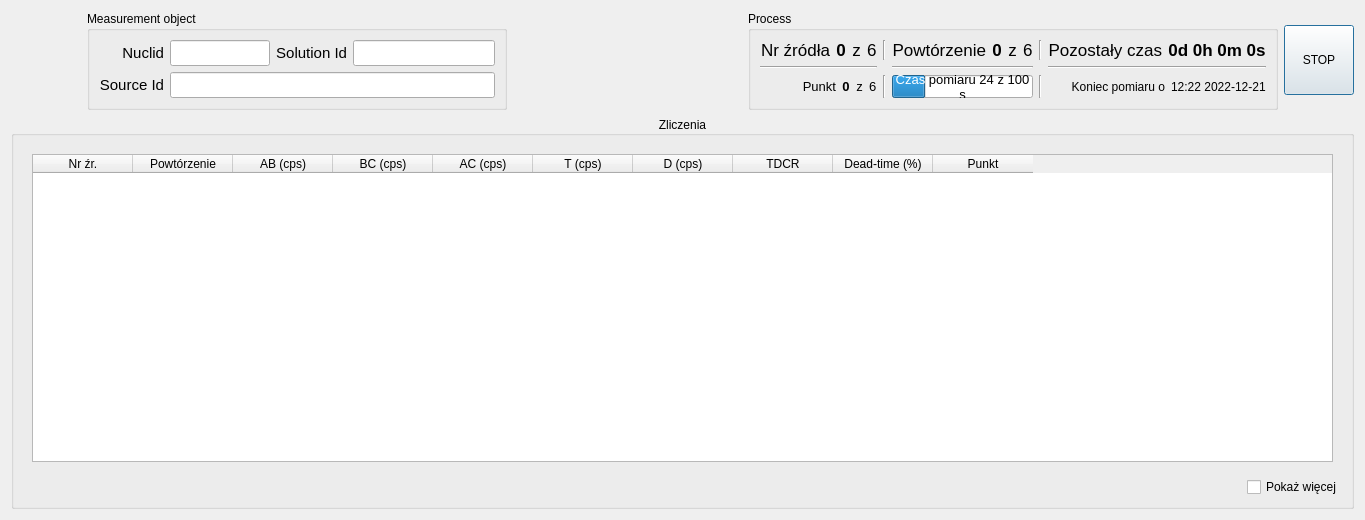
Above: TripleReg/dialogmeasurementprocess.ui from ziemastz/SL before the change. Below: the same form after it.
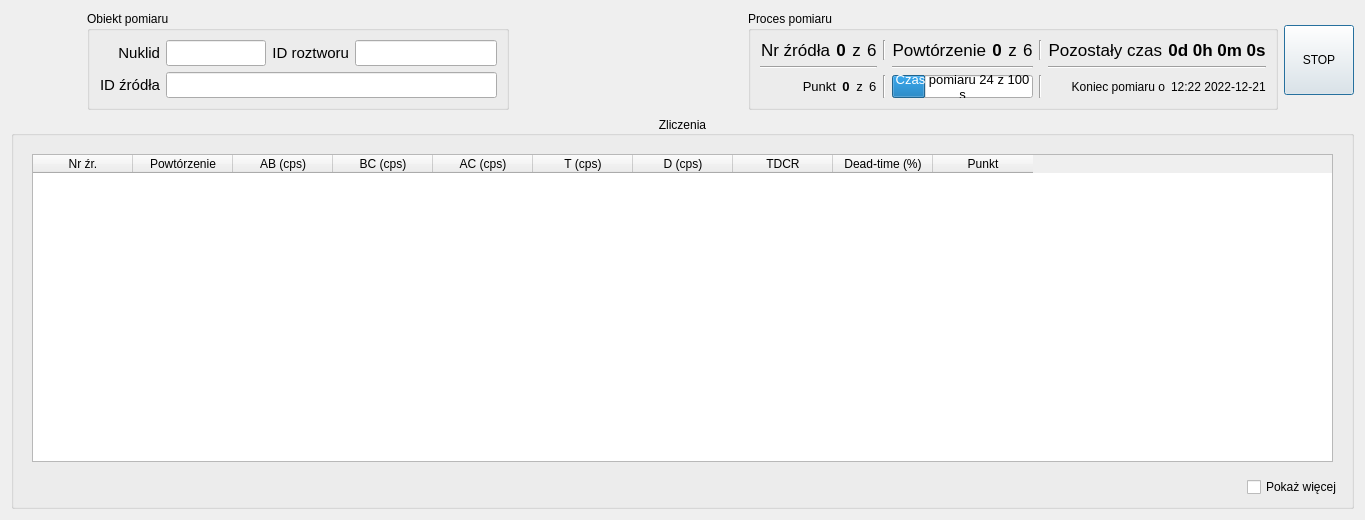
That is the form after the change. Icons and pictures are not drawn.

Diff of the .ui file:
```diff
--- a/TripleReg/dialogmeasurementprocess.ui
+++ b/TripleReg/dialogmeasurementprocess.ui
@@ -38,7 +38,7 @@
      <item row="0" column="1">
       <widget class="QGroupBox" name="groupBox_2">
        <property name="title">
-        <string>Measurement object</string>
+        <string>Obiekt pomiaru</string>
        </property>
        <layout class="QGridLayout" name="gridLayout_2">
         <item row="0" column="0">
@@ -49,7 +49,7 @@
            </font>
           </property>
           <property name="text">
-           <string>Nuclid</string>
+           <string>Nuklid</string>
           </property>
           <property name="alignment">
            <set>Qt::AlignRight|Qt::AlignTrailing|Qt::AlignVCenter</set>
@@ -99,7 +99,7 @@
            </font>
           </property>
           <property name="text">
-           <string>Solution Id</string>
+           <string>ID roztworu</string>
           </property>
           <property name="alignment">
            <set>Qt::AlignRight|Qt::AlignTrailing|Qt::AlignVCenter</set>
@@ -137,7 +137,7 @@
            </font>
           </property>
           <property name="text">
-           <string>Source Id</string>
+           <string>ID źródła</string>
           </property>
           <property name="alignment">
            <set>Qt::AlignRight|Qt::AlignTrailing|Qt::AlignVCenter</set>
@@ -168,7 +168,7 @@
      <item row="0" column="3">
       <widget class="QGroupBox" name="groupBox">
        <property name="title">
-        <string>Process</string>
+        <string>Proces pomiaru</string>
        </property>
        <layout class="QGridLayout" name="gridLayout">
         <item row="2" column="2">
```
Left out of the diff: 2 changed lines with no effect on the pictures.
